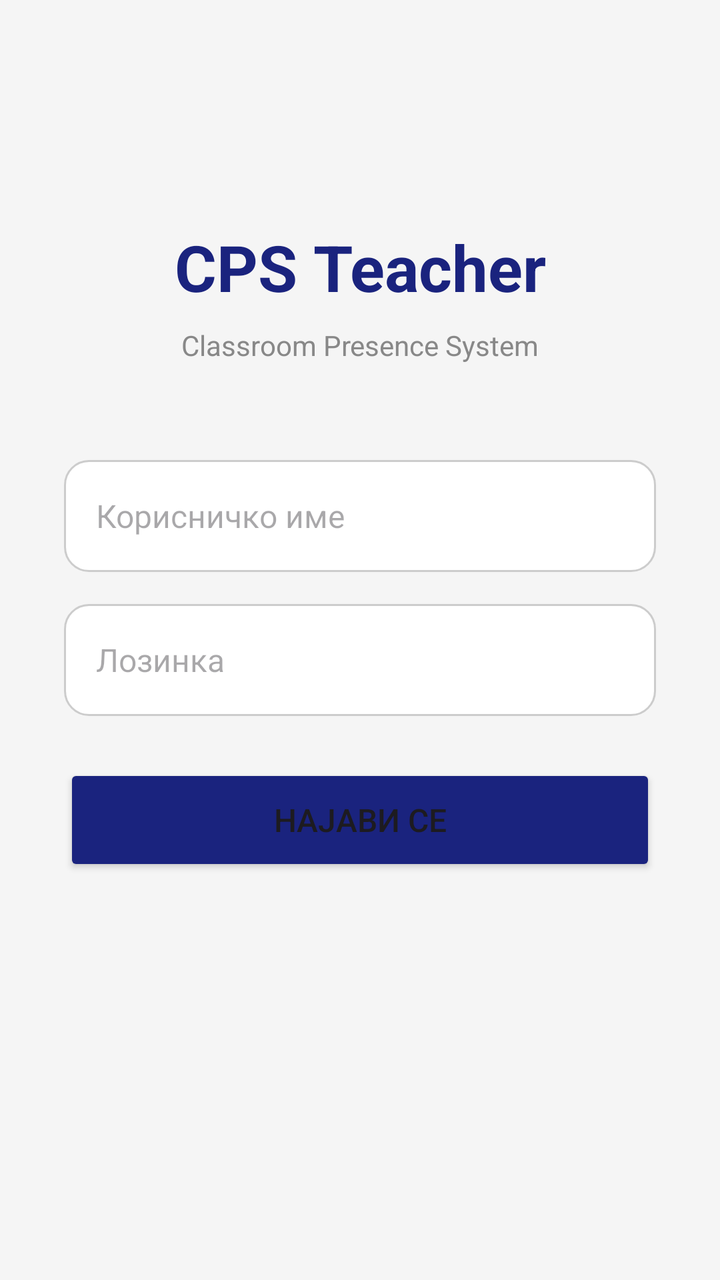
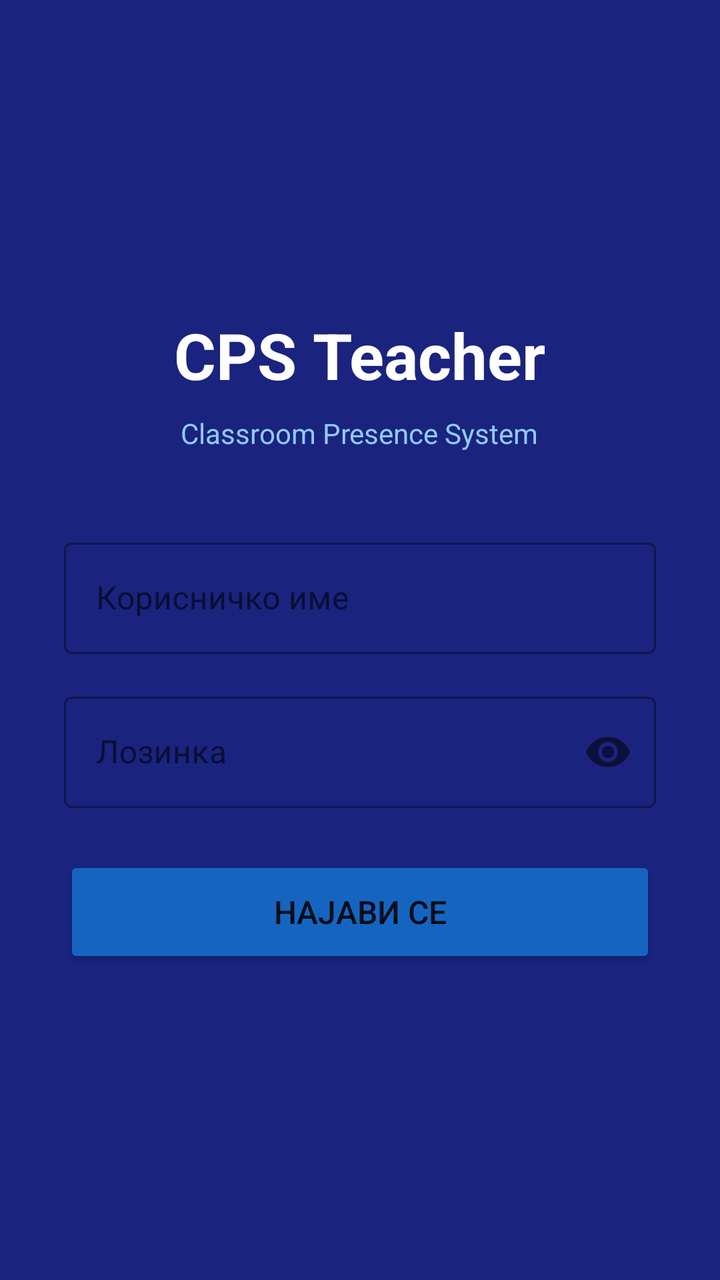

Two renders of the same Android screen: before a commit and after it. Below are the layout's source before the change and the commit's diff.
<!-- AndroidManifest.xml: application theme Theme.TeacherApp -->
<!-- res/layout/activity_login.xml -->
<?xml version="1.0" encoding="utf-8"?>
<androidx.constraintlayout.widget.ConstraintLayout
    xmlns:android="http://schemas.android.com/apk/res/android"
    xmlns:app="http://schemas.android.com/apk/res-auto"
    android:layout_width="match_parent"
    android:layout_height="match_parent"
    android:padding="32dp"
    android:background="#F5F5F5">

    <TextView
        android:id="@+id/tvTitle"
        android:layout_width="0dp"
        android:layout_height="wrap_content"
        android:text="CPS Teacher"
        android:textSize="32sp"
        android:textStyle="bold"
        android:textColor="#1A237E"
        android:gravity="center"
        app:layout_constraintTop_toTopOf="parent"
        app:layout_constraintStart_toStartOf="parent"
        app:layout_constraintEnd_toEndOf="parent"
        android:layout_marginTop="80dp"/>

    <TextView
        android:id="@+id/tvSubtitle"
        android:layout_width="0dp"
        android:layout_height="wrap_content"
        android:text="Classroom Presence System"
        android:textSize="14sp"
        android:textColor="#888888"
        android:gravity="center"
        app:layout_constraintTop_toBottomOf="@id/tvTitle"
        app:layout_constraintStart_toStartOf="parent"
        app:layout_constraintEnd_toEndOf="parent"
        android:layout_marginTop="8dp"/>

    <EditText
        android:id="@+id/etUsername"
        android:layout_width="0dp"
        android:layout_height="56dp"
        android:hint="Корисничко име"
        android:inputType="text"
        android:background="@drawable/rounded_input"
        android:paddingStart="16dp"
        android:paddingEnd="16dp"
        android:textSize="16sp"
        app:layout_constraintTop_toBottomOf="@id/tvSubtitle"
        app:layout_constraintStart_toStartOf="parent"
        app:layout_constraintEnd_toEndOf="parent"
        android:layout_marginTop="48dp"/>

    <EditText
        android:id="@+id/etPassword"
        android:layout_width="0dp"
        android:layout_height="56dp"
        android:hint="Лозинка"
        android:inputType="textPassword"
        android:background="@drawable/rounded_input"
        android:paddingStart="16dp"
        android:paddingEnd="16dp"
        android:textSize="16sp"
        app:layout_constraintTop_toBottomOf="@id/etUsername"
        app:layout_constraintStart_toStartOf="parent"
        app:layout_constraintEnd_toEndOf="parent"
        android:layout_marginTop="16dp"/>

    <TextView
        android:id="@+id/tvError"
        android:layout_width="0dp"
        android:layout_height="wrap_content"
        android:text=""
        android:textColor="#B71C1C"
        android:textSize="14sp"
        android:gravity="center"
        android:visibility="gone"
        app:layout_constraintTop_toBottomOf="@id/etPassword"
        app:layout_constraintStart_toStartOf="parent"
        app:layout_constraintEnd_toEndOf="parent"
        android:layout_marginTop="8dp"/>

    <Button
        android:id="@+id/btnLogin"
        android:layout_width="0dp"
        android:layout_height="56dp"
        android:text="Најави се"
        android:textSize="16sp"
        android:backgroundTint="#1A237E"
        app:layout_constraintTop_toBottomOf="@id/tvError"
        app:layout_constraintStart_toStartOf="parent"
        app:layout_constraintEnd_toEndOf="parent"
        android:layout_marginTop="24dp"/>

    <ProgressBar
        android:id="@+id/progressBar"
        android:layout_width="wrap_content"
        android:layout_height="wrap_content"
        android:visibility="gone"
        app:layout_constraintTop_toBottomOf="@id/btnLogin"
        app:layout_constraintStart_toStartOf="parent"
        app:layout_constraintEnd_toEndOf="parent"
        android:layout_marginTop="16dp"/>

</androidx.constraintlayout.widget.ConstraintLayout>
<!-- resources referenced by this layout -->
<resources>
  <!-- drawable rounded_input (drawable) -->
  <?xml version="1.0" encoding="utf-8"?>
  <shape xmlns:android="http://schemas.android.com/apk/res/android"
      android:shape="rectangle">
      <solid android:color="#FFFFFF"/>
      <corners android:radius="12dp"/>
      <stroke android:width="1dp" android:color="#CCCCCC"/>
  </shape>
  <style name="Theme.TeacherApp" parent="Base.Theme.TeacherApp" />
  <style name="Base.Theme.TeacherApp" parent="Theme.Material3.DayNight.NoActionBar">
          
          
      </style>
</resources>

<!-- the commit's change to res/layout/activity_login.xml (unified diff, before → after) -->
@@ -1,103 +1,80 @@
 <?xml version="1.0" encoding="utf-8"?>
-<androidx.constraintlayout.widget.ConstraintLayout
-    xmlns:android="http://schemas.android.com/apk/res/android"
-    xmlns:app="http://schemas.android.com/apk/res-auto"
+<LinearLayout xmlns:android="http://schemas.android.com/apk/res/android"
     android:layout_width="match_parent"
     android:layout_height="match_parent"
+    android:orientation="vertical"
+    android:gravity="center"
     android:padding="32dp"
-    android:background="#F5F5F5">
+    android:background="#1A237E">
 
     <TextView
-        android:id="@+id/tvTitle"
-        android:layout_width="0dp"
+        android:layout_width="wrap_content"
         android:layout_height="wrap_content"
         android:text="CPS Teacher"
         android:textSize="32sp"
+        android:textColor="#FFFFFF"
         android:textStyle="bold"
-        android:textColor="#1A237E"
-        android:gravity="center"
-        app:layout_constraintTop_toTopOf="parent"
-        app:layout_constraintStart_toStartOf="parent"
-        app:layout_constraintEnd_toEndOf="parent"
-        android:layout_marginTop="80dp"/>
+        android:layout_marginBottom="8dp"/>
 
     <TextView
-        android:id="@+id/tvSubtitle"
-        android:layout_width="0dp"
+        android:layout_width="wrap_content"
         android:layout_height="wrap_content"
         android:text="Classroom Presence System"
         android:textSize="14sp"
-        android:textColor="#888888"
-        android:gravity="center"
-        app:layout_constraintTop_toBottomOf="@id/tvTitle"
-        app:layout_constraintStart_toStartOf="parent"
-        app:layout_constraintEnd_toEndOf="parent"
-        android:layout_marginTop="8dp"/>
+        android:textColor="#90CAF9"
+        android:layout_marginBottom="40dp"/>
 
-    <EditText
-        android:id="@+id/etUsername"
-        android:layout_width="0dp"
-        android:layout_height="56dp"
+    <com.google.android.material.textfield.TextInputLayout
+        android:layout_width="match_parent"
+        android:layout_height="wrap_content"
         android:hint="Корисничко име"
-        android:inputType="text"
-        android:background="@drawable/rounded_input"
-        android:paddingStart="16dp"
-        android:paddingEnd="16dp"
-        android:textSize="16sp"
-        app:layout_constraintTop_toBottomOf="@id/tvSubtitle"
-        app:layout_constraintStart_toStartOf="parent"
-        app:layout_constraintEnd_toEndOf="parent"
-        android:layout_marginTop="48dp"/>
+        style="@style/Widget.MaterialComponents.TextInputLayout.OutlinedBox"
+        android:layout_marginBottom="16dp">
+        <com.google.android.material.textfield.TextInputEditText
+            android:id="@+id/etUsername"
+            android:layout_width="match_parent"
+            android:layout_height="wrap_content"
+            android:textColor="#FFFFFF"
+            android:inputType="text"/>
+    </com.google.android.material.textfield.TextInputLayout>
 
-    <EditText
-        android:id="@+id/etPassword"
-        android:layout_width="0dp"
-        android:layout_height="56dp"
+    <com.google.android.material.textfield.TextInputLayout
+        android:layout_width="match_parent"
+        android:layout_height="wrap_content"
         android:hint="Лозинка"
-        android:inputType="textPassword"
-        android:background="@drawable/rounded_input"
-        android:paddingStart="16dp"
-        android:paddingEnd="16dp"
-        android:textSize="16sp"
-        app:layout_constraintTop_toBottomOf="@id/etUsername"
-        app:layout_constraintStart_toStartOf="parent"
-        app:layout_constraintEnd_toEndOf="parent"
-        android:layout_marginTop="16dp"/>
-
-    <TextView
-        android:id="@+id/tvError"
-        android:layout_width="0dp"
-        android:layout_height="wrap_content"
-        android:text=""
-        android:textColor="#B71C1C"
-        android:textSize="14sp"
-        android:gravity="center"
-        android:visibility="gone"
-        app:layout_constraintTop_toBottomOf="@id/etPassword"
-        app:layout_constraintStart_toStartOf="parent"
-        app:layout_constraintEnd_toEndOf="parent"
-        android:layout_marginTop="8dp"/>
+        style="@style/Widget.MaterialComponents.TextInputLayout.OutlinedBox"
+        app:passwordToggleEnabled="true"
+        android:layout_marginBottom="24dp"
+        xmlns:app="http://schemas.android.com/apk/res-auto">
+        <com.google.android.material.textfield.TextInputEditText
+            android:id="@+id/etPassword"
+            android:layout_width="match_parent"
+            android:layout_height="wrap_content"
+            android:textColor="#FFFFFF"
+            android:inputType="textPassword"/>
+    </com.google.android.material.textfield.TextInputLayout>
 
     <Button
         android:id="@+id/btnLogin"
-        android:layout_width="0dp"
+        android:layout_width="match_parent"
         android:layout_height="56dp"
-        android:text="Најави се"
+        android:text="НАЈАВИ СЕ"
         android:textSize="16sp"
-        android:backgroundTint="#1A237E"
-        app:layout_constraintTop_toBottomOf="@id/tvError"
-        app:layout_constraintStart_toStartOf="parent"
-        app:layout_constraintEnd_toEndOf="parent"
-        android:layout_marginTop="24dp"/>
+        android:backgroundTint="#1565C0"/>
 
     <ProgressBar
         android:id="@+id/progressBar"
         android:layout_width="wrap_content"
         android:layout_height="wrap_content"
-        android:visibility="gone"
-        app:layout_constraintTop_toBottomOf="@id/btnLogin"
-        app:layout_constraintStart_toStartOf="parent"
-        app:layout_constraintEnd_toEndOf="parent"
-        android:layout_marginTop="16dp"/>
+        android:layout_marginTop="16dp"
+        android:visibility="gone"/>
 
-</androidx.constraintlayout.widget.ConstraintLayout>
+    <TextView
+        android:id="@+id/tvError"
+        android:layout_width="wrap_content"
+        android:layout_height="wrap_content"
+        android:textColor="#EF9A9A"
+        android:layout_marginTop="8dp"
+        android:visibility="gone"/>
+
+</LinearLayout>
<!-- resource entries referenced after the edit -->
@@ -1,17 +1,13 @@
 <!-- resources referenced by this layout -->
 <resources>
-  <!-- drawable rounded_input (drawable) -->
-  <?xml version="1.0" encoding="utf-8"?>
-  <shape xmlns:android="http://schemas.android.com/apk/res/android"
-      android:shape="rectangle">
-      <solid android:color="#FFFFFF"/>
-      <corners android:radius="12dp"/>
-      <stroke android:width="1dp" android:color="#CCCCCC"/>
-  </shape>
-  <style name="Theme.TeacherApp" parent="Base.Theme.TeacherApp" />
-  <style name="Base.Theme.TeacherApp" parent="Theme.Material3.DayNight.NoActionBar">
-          
-          
+  <style name="Theme.TeacherApp" parent="Theme.MaterialComponents.DayNight.DarkActionBar">
+          <item name="colorPrimary">#6200EE</item>
+          <item name="colorPrimaryVariant">#3700B3</item>
+          <item name="colorOnPrimary">#FFFFFF</item>
+          <item name="colorSecondary">#03DAC5</item>
+          <item name="colorSecondaryVariant">#018786</item>
+          <item name="colorOnSecondary">#000000</item>
+          <item name="android:statusBarColor">#3700B3</item>
       </style>
 </resources>
 
